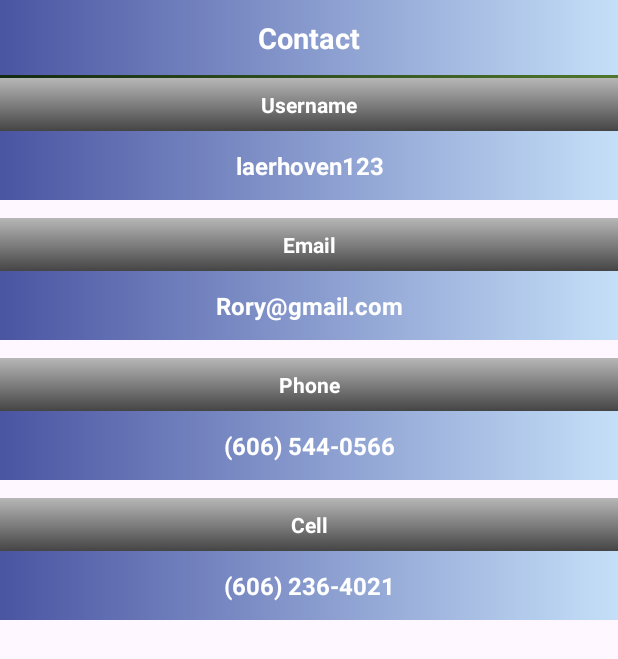
After one commit to harunuyan/GhostlyProfiles, an Android app: the fragment ContactDataPageFragment shown on its own in the app's theme, on a phone screen of 412 x 824 dp. The commit adds this screen. Shown: the top 659 px of the screen. Run offline under Robolectric (Android 15) with nearby library versions, the phone set to English and light mode, and no system bars; our stand-ins replace Dagger/Hilt's generated code.

Commit message:
Added contact data page fragment

```diff
--- /dev/null
+++ b/app/src/main/java/com/volie/ghostlyprofiles/ui/fragment/user_detail/page/ContactDataPageFragment.kt
@@ -0,0 +1,29 @@
+package com.volie.ghostlyprofiles.ui.fragment.user_detail.page
+
+import android.os.Bundle
+import android.view.LayoutInflater
+import android.view.View
+import android.view.ViewGroup
+import androidx.fragment.app.Fragment
+import com.volie.ghostlyprofiles.databinding.FragmentContactDataBinding
+import dagger.hilt.android.AndroidEntryPoint
+
+@AndroidEntryPoint
+class ContactDataPageFragment : Fragment() {
+    private var _mBinding: FragmentContactDataBinding? = null
+    private val mBinding get() = _mBinding!!
+
+    override fun onCreateView(
+        inflater: LayoutInflater,
+        container: ViewGroup?,
+        savedInstanceState: Bundle?
+    ): View {
+        _mBinding = FragmentContactDataBinding.inflate(inflater, container, false)
+        return mBinding.root
+    }
+
+    override fun onDestroy() {
+        super.onDestroy()
+        _mBinding = null
+    }
+}
--- /dev/null
+++ b/app/src/main/res/layout/fragment_contact_data.xml
@@ -0,0 +1,124 @@
+<?xml version="1.0" encoding="utf-8"?><?xml version="1.0" encoding="utf-8"?>
+<LinearLayout xmlns:android="http://schemas.android.com/apk/res/android"
+    xmlns:app="http://schemas.android.com/apk/res-auto"
+    android:layout_width="match_parent"
+    android:layout_height="match_parent"
+    android:orientation="vertical">
+
+    <TextView
+        android:id="@+id/tv_contact_title"
+        android:layout_width="match_parent"
+        android:layout_height="wrap_content"
+        android:background="@drawable/gradient_color_blue"
+        android:padding="12dp"
+        android:text="@string/contact"
+        android:textAlignment="center"
+        android:textColor="@color/white"
+        android:textSize="19sp"
+        android:textStyle="bold"
+        app:layout_constraintEnd_toEndOf="parent"
+        app:layout_constraintStart_toStartOf="parent"
+        app:layout_constraintTop_toTopOf="parent" />
+
+    <View
+        android:layout_width="match_parent"
+        android:layout_height="2dp"
+        android:background="@drawable/gradient_color_green" />
+
+    <TextView
+        android:layout_width="match_parent"
+        android:layout_height="wrap_content"
+        android:background="@drawable/gradient_color_grey"
+        android:padding="8dp"
+        android:text="@string/username"
+        android:textAlignment="center"
+        android:textColor="@color/white"
+        android:textSize="14sp"
+        android:textStyle="bold" />
+
+    <TextView
+        android:id="@+id/tv_username"
+        android:layout_width="match_parent"
+        android:layout_height="wrap_content"
+        android:background="@drawable/gradient_color_blue"
+        android:padding="12dp"
+        android:text="laerhoven123"
+        android:textAlignment="center"
+        android:textColor="@color/white"
+        android:textSize="16sp"
+        android:textStyle="bold" />
+
+    <TextView
+        android:layout_width="match_parent"
+        android:layout_height="wrap_content"
+        android:background="@drawable/gradient_color_grey"
+        android:padding="8dp"
+        android:layout_marginTop="12dp"
+        android:text="@string/email"
+        android:textAlignment="center"
+        android:textColor="@color/white"
+        android:textSize="14sp"
+        android:textStyle="bold" />
+
+    <TextView
+        android:id="@+id/tv_email"
+        android:layout_width="match_parent"
+        android:layout_height="wrap_content"
+        android:background="@drawable/gradient_color_blue"
+        android:padding="12dp"
+        android:text="Rory@gmail.com"
+        android:textAlignment="center"
+        android:textColor="@color/white"
+        android:textSize="16sp"
+        android:textStyle="bold" />
+
+
+    <TextView
+        android:layout_width="match_parent"
+        android:layout_height="wrap_content"
+        android:layout_marginTop="12dp"
+        android:background="@drawable/gradient_color_grey"
+        android:padding="8dp"
+        android:text="@string/phone"
+        android:textAlignment="center"
+        android:textColor="@color/white"
+        android:textSize="14sp"
+        android:textStyle="bold" />
+
+    <TextView
+        android:id="@+id/tv_phone"
+        android:layout_width="match_parent"
+        android:layout_height="wrap_content"
+        android:background="@drawable/gradient_color_blue"
+        android:padding="12dp"
+        android:text="(606) 544-0566"
+        android:textAlignment="center"
+        android:textColor="@color/white"
+        android:textSize="16sp"
+        android:textStyle="bold" />
+
+    <TextView
+        android:layout_width="match_parent"
+        android:layout_height="wrap_content"
+        android:layout_marginTop="12dp"
+        android:background="@drawable/gradient_color_grey"
+        android:padding="8dp"
+        android:text="@string/cell"
+        android:textAlignment="center"
+        android:textColor="@color/white"
+        android:textSize="14sp"
+        android:textStyle="bold" />
+
+    <TextView
+        android:id="@+id/tv_cell"
+        android:layout_width="match_parent"
+        android:layout_height="wrap_content"
+        android:background="@drawable/gradient_color_blue"
+        android:padding="12dp"
+        android:text="(606) 236-4021"
+        android:textAlignment="center"
+        android:textColor="@color/white"
+        android:textSize="16sp"
+        android:textStyle="bold" />
+
+</LinearLayout>
--- a/app/src/main/res/values/strings.xml
+++ b/app/src/main/res/values/strings.xml
@@ -33,4 +33,12 @@
     <string name="generate">Generate</string>
     <string name="password_size">Password size</string>
     <string name="save_password">Save Password</string>
+    <string name="user_details">User Details</string>
+    <string name="personal">Personal</string>
+    <string name="full_name">Fullname</string>
+    <string name="firstname">Firstname</string>
+    <string name="surname">Surname</string>
+    <string name="age">Age</string>
+    <string name="contact">Contact</string>
+    <string name="username">Username</string>
 </resources>
```
